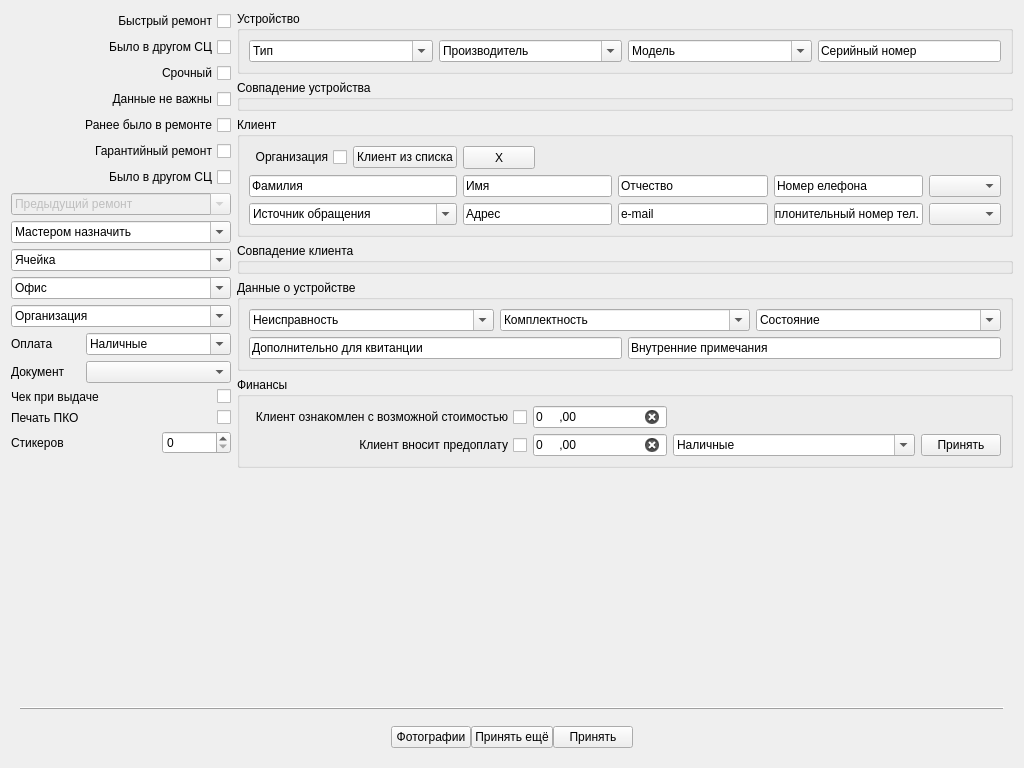
The window that tabrepairnew.ui (solderercb/snap_crm) describes before a commit, drawn with Qt 5.
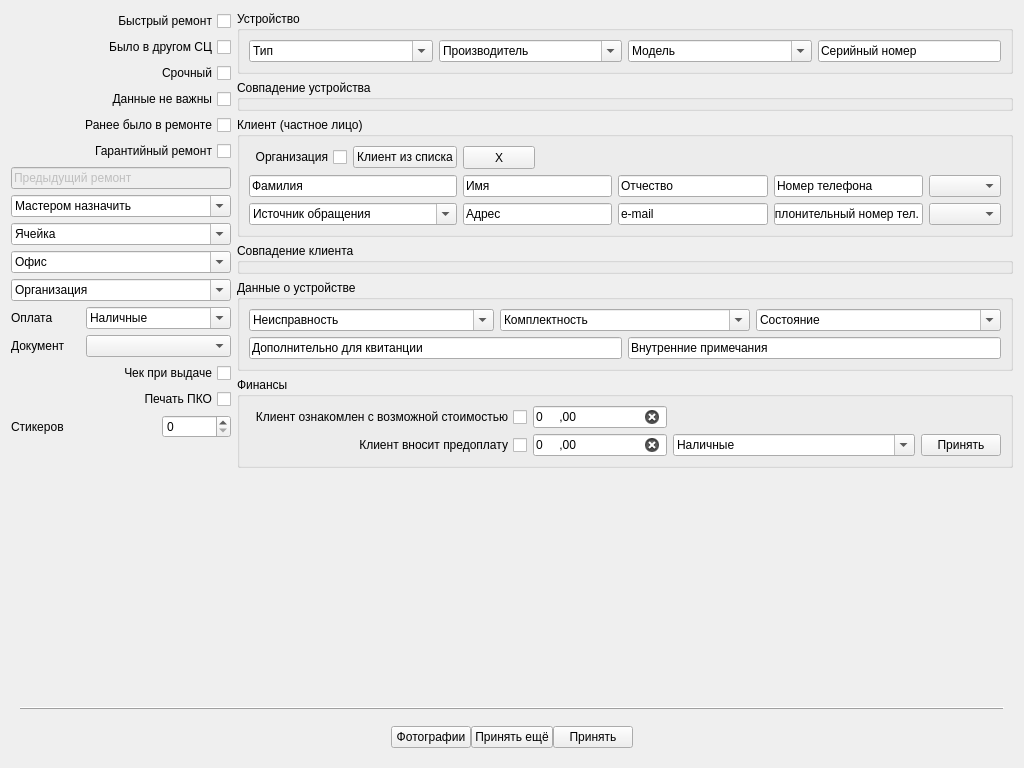
The same window after the commit.

Commit message: Добавил слоты класса формы приёма в ремонт для управления состоянием некоторых элементов в зависимости от галочек; вроде даже работает как задумал. Из класса формы приёма в ремонт научился коннектиться к БД и получать список уст-в. Переименовал эл-ты формы приёма в ремонт, чтобы было понятно с чем работать в коде.

The edit to the form file:
```diff
--- a/tabrepairnew.ui
+++ b/tabrepairnew.ui
@@ -26,142 +26,8 @@
        </property>
        <item row="0" column="0">
         <layout class="QGridLayout" name="gridLayout_7" columnstretch="0,0,0">
-         <item row="5" column="0" colspan="3">
-          <widget class="QCheckBox" name="checkBox_4">
-           <property name="layoutDirection">
-            <enum>Qt::RightToLeft</enum>
-           </property>
-           <property name="text">
-            <string>Данные не важны</string>
-           </property>
-          </widget>
-         </item>
-         <item row="11" column="0" colspan="3">
-          <widget class="QComboBox" name="comboBox">
-           <property name="editable">
-            <bool>true</bool>
-           </property>
-           <property name="currentText">
-            <string>Мастером назначить</string>
-           </property>
-           <property name="placeholderText">
-            <string>asdf</string>
-           </property>
-          </widget>
-         </item>
-         <item row="1" column="0" colspan="3">
-          <widget class="QCheckBox" name="checkBox_2">
-           <property name="layoutDirection">
-            <enum>Qt::RightToLeft</enum>
-           </property>
-           <property name="text">
-            <string>Было в другом СЦ</string>
-           </property>
-          </widget>
-         </item>
-         <item row="19" column="0" colspan="2">
-          <widget class="QLabel" name="label_12">
-           <property name="text">
-            <string>Печать ПКО</string>
-           </property>
-          </widget>
-         </item>
-         <item row="20" column="2">
-          <widget class="QSpinBox" name="spinBox"/>
-         </item>
-         <item row="15" column="1" colspan="2">
-          <widget class="QComboBox" name="comboBox_5">
-           <property name="editable">
-            <bool>true</bool>
-           </property>
-           <property name="currentText">
-            <string>Наличные</string>
-           </property>
-          </widget>
-         </item>
-         <item row="15" column="0">
-          <widget class="QLabel" name="label_8">
-           <property name="text">
-            <string>Оплата</string>
-           </property>
-          </widget>
-         </item>
-         <item row="18" column="2" alignment="Qt::AlignRight">
-          <widget class="QCheckBox" name="checkBox_8">
-           <property name="text">
-            <string/>
-           </property>
-          </widget>
-         </item>
          <item row="12" column="0" colspan="3">
-          <widget class="QComboBox" name="comboBox_2">
-           <property name="editable">
-            <bool>true</bool>
-           </property>
-           <property name="currentText">
-            <string>Ячейка</string>
-           </property>
-          </widget>
-         </item>
-         <item row="9" column="0" colspan="3">
-          <widget class="QCheckBox" name="checkBox_7">
-           <property name="layoutDirection">
-            <enum>Qt::RightToLeft</enum>
-           </property>
-           <property name="text">
-            <string>Было в другом СЦ</string>
-           </property>
-          </widget>
-         </item>
-         <item row="19" column="2" alignment="Qt::AlignRight">
-          <widget class="QCheckBox" name="checkBox_9">
-           <property name="text">
-            <string/>
-           </property>
-          </widget>
-         </item>
-         <item row="16" column="0">
-          <widget class="QLabel" name="label_9">
-           <property name="text">
-            <string>Документ</string>
-           </property>
-          </widget>
-         </item>
-         <item row="2" column="0" colspan="3">
-          <widget class="QCheckBox" name="checkBox_3">
-           <property name="layoutDirection">
-            <enum>Qt::RightToLeft</enum>
-           </property>
-           <property name="text">
-            <string>Срочный</string>
-           </property>
-          </widget>
-         </item>
-         <item row="21" column="0" colspan="3">
-          <spacer name="verticalSpacer">
-           <property name="orientation">
-            <enum>Qt::Vertical</enum>
-           </property>
-           <property name="sizeHint" stdset="0">
-            <size>
-             <width>20</width>
-             <height>40</height>
-            </size>
-           </property>
-          </spacer>
-         </item>
-         <item row="6" column="0" colspan="3">
-          <widget class="QCheckBox" name="checkBox_5">
-           <property name="layoutDirection">
-            <enum>Qt::RightToLeft</enum>
-           </property>
-           <property name="text">
-            <string>Ранее было в ремонте</string>
-           </property>
-          </widget>
-         </item>
-         <item row="14" column="0" colspan="3">
-          <widget class="QComboBox" name="comboBox_4">
+          <widget class="QComboBox" name="comboBoxCompany">
            <property name="editable">
             <bool>true</bool>
            </property>
@@ -170,16 +36,6 @@
            </property>
           </widget>
          </item>
-         <item row="13" column="0" colspan="3">
-          <widget class="QComboBox" name="comboBox_3">
-           <property name="editable">
-            <bool>true</bool>
-           </property>
-           <property name="currentText">
-            <string>Офис</string>
-           </property>
-          </widget>
-         </item>
          <item row="0" column="0" colspan="3">
           <widget class="QCheckBox" name="checkBox">
            <property name="layoutDirection">
@@ -190,49 +46,173 @@
            </property>
           </widget>
          </item>
-         <item row="16" column="1" colspan="2">
-          <widget class="QComboBox" name="comboBox_6"/>
+         <item row="1" column="0" colspan="3">
+          <widget class="QCheckBox" name="checkBoxWasInOtherWorkshop">
+           <property name="layoutDirection">
+            <enum>Qt::RightToLeft</enum>
+           </property>
+           <property name="text">
+            <string>Было в другом СЦ</string>
+           </property>
+          </widget>
+         </item>
+         <item row="2" column="0" colspan="3">
+          <widget class="QCheckBox" name="checkBoxIsHighPriority">
+           <property name="layoutDirection">
+            <enum>Qt::RightToLeft</enum>
+           </property>
+           <property name="text">
+            <string>Срочный</string>
+           </property>
+          </widget>
          </item>
          <item row="18" column="0" colspan="2">
-          <widget class="QLabel" name="label_10">
-           <property name="text">
-            <string>Чек при выдаче</string>
-           </property>
-          </widget>
-         </item>
-         <item row="7" column="0" colspan="3">
-          <widget class="QCheckBox" name="checkBox_6">
-           <property name="layoutDirection">
-            <enum>Qt::RightToLeft</enum>
-           </property>
-           <property name="text">
-            <string>Гарантийный ремонт</string>
-           </property>
-          </widget>
-         </item>
-         <item row="20" column="0" colspan="2">
-          <widget class="QLabel" name="label_11">
+          <widget class="QLabel" name="labelStickersCount">
            <property name="text">
             <string>Стикеров</string>
            </property>
           </widget>
          </item>
+         <item row="14" column="0">
+          <widget class="QLabel" name="labelDoc">
+           <property name="text">
+            <string>Документ</string>
+           </property>
+          </widget>
+         </item>
+         <item row="19" column="0" colspan="3">
+          <spacer name="verticalSpacer">
+           <property name="orientation">
+            <enum>Qt::Vertical</enum>
+           </property>
+           <property name="sizeHint" stdset="0">
+            <size>
+             <width>20</width>
+             <height>40</height>
+            </size>
+           </property>
+          </spacer>
+         </item>
+         <item row="11" column="0" colspan="3">
+          <widget class="QComboBox" name="comboBoxOffice">
+           <property name="editable">
+            <bool>true</bool>
+           </property>
+           <property name="currentText">
+            <string>Офис</string>
+           </property>
+          </widget>
+         </item>
          <item row="10" column="0" colspan="3">
-          <widget class="QComboBox" name="comboBox_7">
+          <widget class="QComboBox" name="comboBoxPresetBox">
+           <property name="editable">
+            <bool>true</bool>
+           </property>
+           <property name="currentText">
+            <string>Ячейка</string>
+           </property>
+          </widget>
+         </item>
+         <item row="13" column="1" colspan="2">
+          <widget class="QComboBox" name="comboBoxPresetPaymentAccount">
+           <property name="editable">
+            <bool>true</bool>
+           </property>
+           <property name="currentText">
+            <string>Наличные</string>
+           </property>
+          </widget>
+         </item>
+         <item row="6" column="0" colspan="3">
+          <widget class="QCheckBox" name="checkBoxWasEarlier">
+           <property name="layoutDirection">
+            <enum>Qt::RightToLeft</enum>
+           </property>
+           <property name="text">
+            <string>Ранее было в ремонте</string>
+           </property>
+          </widget>
+         </item>
+         <item row="8" column="0" colspan="3">
+          <widget class="QLineEdit" name="lineEditPrevRepair">
            <property name="enabled">
             <bool>false</bool>
            </property>
-           <property name="editable">
-            <bool>true</bool>
-           </property>
-           <property name="currentText">
+           <property name="text">
             <string>Предыдущий ремонт</string>
            </property>
+          </widget>
+         </item>
+         <item row="9" column="0" colspan="3">
+          <widget class="QComboBox" name="comboBoxPresetEngineer">
+           <property name="editable">
+            <bool>true</bool>
+           </property>
+           <property name="currentText">
+            <string>Мастером назначить</string>
+           </property>
            <property name="placeholderText">
             <string>asdf</string>
            </property>
           </widget>
          </item>
+         <item row="14" column="1" colspan="2">
+          <widget class="QComboBox" name="comboBoxDoc">
+           <property name="enabled">
+            <bool>true</bool>
+           </property>
+          </widget>
+         </item>
+         <item row="18" column="2">
+          <widget class="QSpinBox" name="spinBoxStickersCount"/>
+         </item>
+         <item row="5" column="0" colspan="3">
+          <widget class="QCheckBox" name="checkBoxIsImportantData">
+           <property name="layoutDirection">
+            <enum>Qt::RightToLeft</enum>
+           </property>
+           <property name="text">
+            <string>Данные не важны</string>
+           </property>
+          </widget>
+         </item>
+         <item row="7" column="0" colspan="3">
+          <widget class="QCheckBox" name="checkBoxIsWarranty">
+           <property name="layoutDirection">
+            <enum>Qt::RightToLeft</enum>
+           </property>
+           <property name="text">
+            <string>Гарантийный ремонт</string>
+           </property>
+          </widget>
+         </item>
+         <item row="13" column="0">
+          <widget class="QLabel" name="labelPaymentAccount">
+           <property name="text">
+            <string>Оплата</string>
+           </property>
+          </widget>
+         </item>
+         <item row="16" column="0" colspan="3">
+          <widget class="QCheckBox" name="checkBoxIsCheckNeeded">
+           <property name="layoutDirection">
+            <enum>Qt::RightToLeft</enum>
+           </property>
+           <property name="text">
+            <string>Чек при выдаче</string>
+           </property>
+          </widget>
+         </item>
+         <item row="17" column="0" colspan="3">
+          <widget class="QCheckBox" name="checkBoxIsCashReceiptDocNeeded">
+           <property name="layoutDirection">
+            <enum>Qt::RightToLeft</enum>
+           </property>
+           <property name="text">
+            <string>Печать ПКО</string>
+           </property>
+          </widget>
+         </item>
         </layout>
        </item>
        <item row="0" column="4">
@@ -494,7 +474,7 @@
          <item row="2" column="0">
           <widget class="QGroupBox" name="groupBox">
            <property name="title">
-            <string>Клиент</string>
+            <string>Клиент (частное лицо)</string>
            </property>
            <layout class="QGridLayout" name="gridLayout_13">
             <item row="0" column="0">
@@ -560,7 +540,7 @@
               <item row="1" column="6" colspan="2">
                <widget class="QLineEdit" name="lineEdit_5">
                 <property name="text">
-                 <string>Номер елефона</string>
+                 <string>Номер телефона</string>
                 </property>
                </widget>
               </item>
```
Left out of the diff: 177 changed lines with no effect on the pictures. The commit also changes 5 other files.
